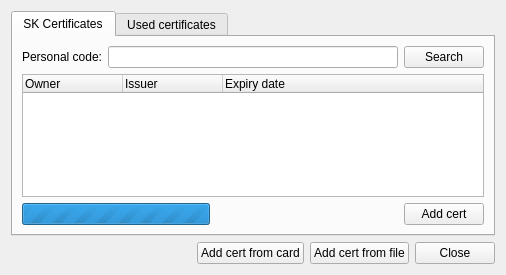
Qt form qdigidoccrypto/trunk/src/ui/KeyAddDialog.ui (tixsys/esteid) before a commit.
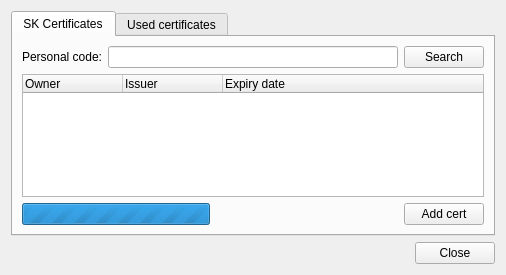
The same form after that commit.

Commit message: qdigidoccrypto: use button box and set focus

Patch:
```diff
--- a/qdigidoccrypto/trunk/src/ui/KeyAddDialog.ui
+++ b/qdigidoccrypto/trunk/src/ui/KeyAddDialog.ui
@@ -142,42 +142,11 @@
     </widget>
    </item>
    <item>
-    <layout class="QHBoxLayout" name="buttonsLayout">
-     <item>
-      <spacer name="buttonsSpacer">
-       <property name="orientation">
-        <enum>Qt::Horizontal</enum>
-       </property>
-       <property name="sizeHint" stdset="0">
-        <size>
-         <width>40</width>
-         <height>20</height>
-        </size>
-       </property>
-      </spacer>
-     </item>
-     <item>
-      <widget class="QPushButton" name="addCard">
-       <property name="text">
-        <string>Add cert from card</string>
-       </property>
-      </widget>
-     </item>
-     <item>
-      <widget class="QPushButton" name="addFile">
-       <property name="text">
-        <string>Add cert from file</string>
-       </property>
-      </widget>
-     </item>
-     <item>
-      <widget class="QPushButton" name="close">
-       <property name="text">
-        <string>Close</string>
-       </property>
-      </widget>
-     </item>
-    </layout>
+    <widget class="QDialogButtonBox" name="buttonBox">
+     <property name="standardButtons">
+      <set>QDialogButtonBox::Close</set>
+     </property>
+    </widget>
    </item>
   </layout>
  </widget>
```
Left out of the diff: 32 changed lines with no effect on the pictures. The commit also changes 2 other files.
